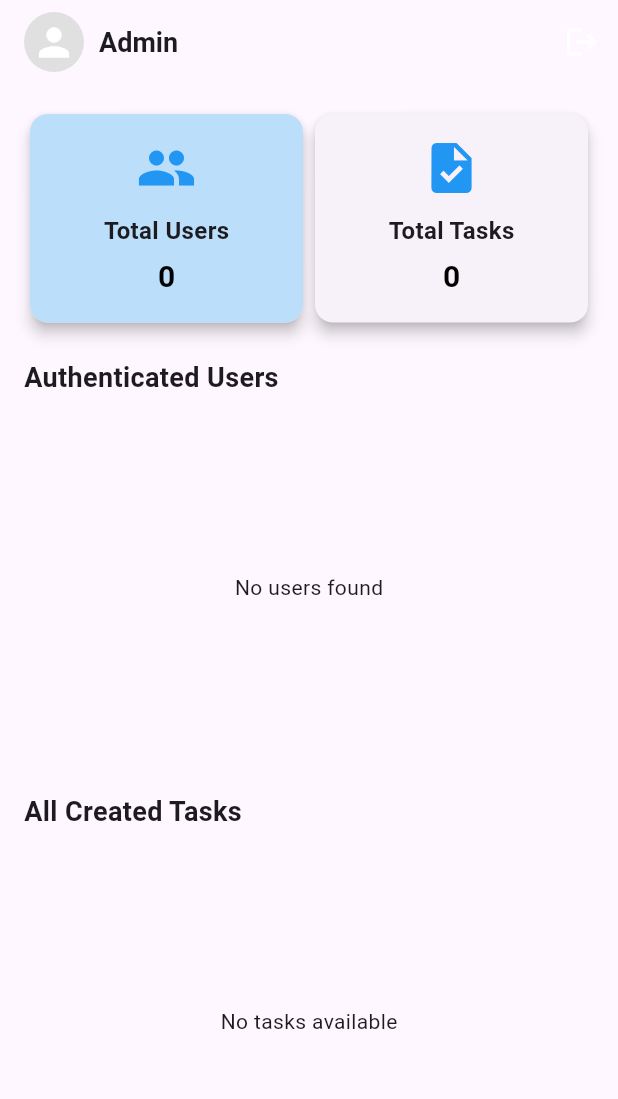
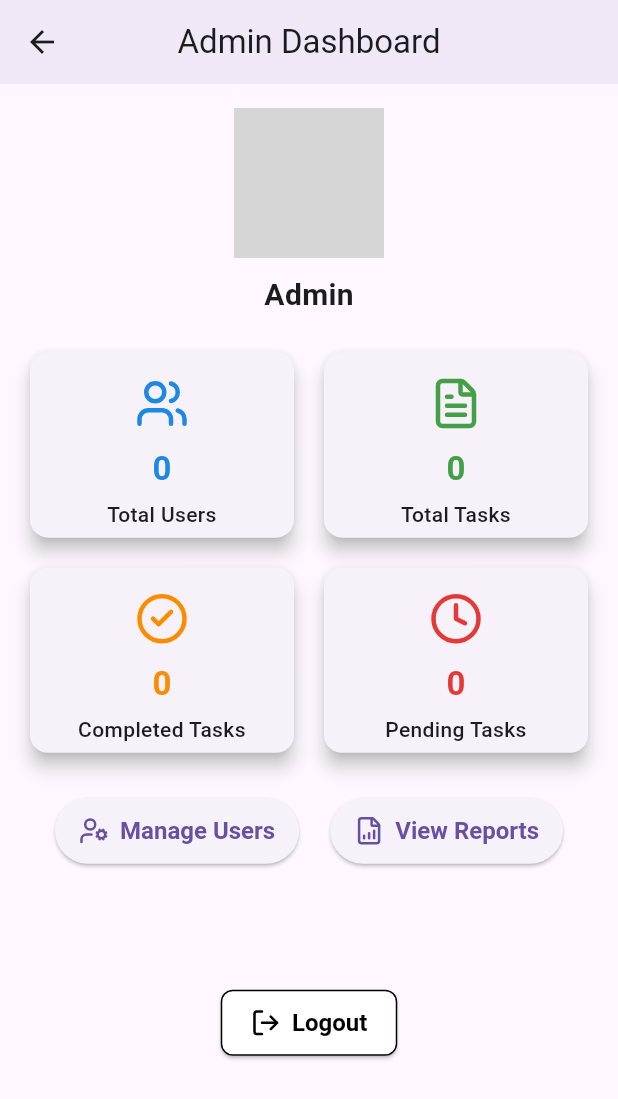
Before and after one commit to danielcyudoncy/task, a Flutter app: the AdminDashboardScreen screen opened by its route, on a phone screen of 412 x 824 dp. Shown: the top 1099 px of the screen. Run offline on Flutter 3.47's test engine with Material 3 defaults, Android fonts, the phone set to English and light mode, and no system bars; our stand-ins replace cloud_firestore, firebase_auth, firebase_core, firebase_messaging, firebase_storage, flutter_dotenv and 4 more; accounts and stored records are empty; grey boxes are pictures that could not be loaded.

Commit message:
updated the admin screen

```diff
--- /dev/null
+++ b/lib/controllers/admin_controller.dart
@@ -0,0 +1,79 @@
+// controllers/admin_controller.dart
+import 'package:cloud_firestore/cloud_firestore.dart';
+import 'package:firebase_auth/firebase_auth.dart';
+import 'package:get/get.dart';
+
+class AdminController extends GetxController {
+  final FirebaseAuth _auth = FirebaseAuth.instance;
+  final FirebaseFirestore _firestore = FirebaseFirestore.instance;
+
+  var isLoading = false.obs;
+  var totalUsers = 0.obs;
+  var totalTasks = 0.obs;
+  var completedTasks = 0.obs;
+  var pendingTasks = 0.obs;
+
+  final RxString adminName = "".obs;
+  final RxString adminPhotoUrl = "".obs;
+  final RxList<String> userNames = <String>[].obs;
+  final RxList<String> taskTitles = <String>[].obs;
+  final RxList<String> completedTaskTitles = <String>[].obs;
+  final RxList<String> pendingTaskTitles = <String>[].obs;
+
+  @override
+  void onInit() {
+    super.onInit();
+    fetchAdminDetails(); // Fetch admin name & profile picture
+    fetchDashboardStats(); // Fetch real-time dashboard stats
+  }
+
+  // ✅ Fetch Admin's Name & Photo from Firestore
+  void fetchAdminDetails() async {
+    final User? user = _auth.currentUser;
+    if (user != null) {
+      final DocumentSnapshot adminSnapshot =
+          await _firestore.collection('users').doc(user.uid).get();
+
+      if (adminSnapshot.exists) {
+        adminName.value = adminSnapshot['name'] ?? "Admin";
+        adminPhotoUrl.value = adminSnapshot['photoUrl'] ?? "";
+      }
+    }
+  }
+
+  // ✅ Fetch Real-Time Dashboard Stats
+  void fetchDashboardStats() {
+    // Total Users Count
+    _firestore.collection('users').snapshots().listen((snapshot) {
+      totalUsers.value = snapshot.size;
+    });
+
+    // Total Tasks Count
+    _firestore.collection('tasks').snapshots().listen((snapshot) {
+      totalTasks.value = snapshot.size;
+      taskTitles.assignAll(snapshot.docs.map((doc) => doc['title'].toString()));
+    });
+
+    // Completed Tasks Count
+    _firestore
+        .collection('tasks')
+        .where('status', isEqualTo: 'completed')
+        .snapshots()
+        .listen((snapshot) {
+      completedTasks.value = snapshot.size;
+      completedTaskTitles
+          .assignAll(snapshot.docs.map((doc) => doc['title'].toString()));
+    });
+
+    // Pending Tasks Count
+    _firestore
+        .collection('tasks')
+        .where('status', isEqualTo: 'pending')
+        .snapshots()
+        .listen((snapshot) {
+      pendingTasks.value = snapshot.size;
+      pendingTaskTitles
+          .assignAll(snapshot.docs.map((doc) => doc['title'].toString()));
+    });
+  }
+}
--- a/lib/main.dart
+++ b/lib/main.dart
@@ -3,6 +3,7 @@ import 'package:firebase_core/firebase_core.dart';
 import 'package:flutter/material.dart';
 import 'package:get/get.dart';
 import 'package:flutter_dotenv/flutter_dotenv.dart'; // ✅ Securely load .env variables
+import 'package:task/controllers/admin_controller.dart';
 import 'package:task/controllers/auth_controller.dart';
 import 'package:task/firebase_options.dart';
 import 'package:task/myApp.dart';
@@ -22,6 +23,7 @@ Future<void> main() async {
     // ✅ Ensure AuthController is initialized
     final authController = Get.put(AuthController());
     await authController.loadUserData(); // ✅ Load user data after login
+    Get.put(AdminController());
 
     runApp(const MyApp());
   } catch (e) {
--- a/lib/routes/app_routes.dart
+++ b/lib/routes/app_routes.dart
@@ -9,7 +9,8 @@ import 'package:task/views/signup_screen.dart';
 import 'package:task/views/task_assignment_screen.dart';
 import 'package:task/views/task_creation_screen.dart';
 import 'package:task/views/task_list_screen.dart';
-import 'package:task/views/splash_screen.dart'; // ✅ Added missing SplashScreen
+import 'package:task/views/splash_screen.dart';
+import 'package:task/views/manage_users_screen.dart'; // ✅ Added Manage Users Screen
 
 class AppRoutes {
   static final routes = [
@@ -20,8 +21,13 @@ class AppRoutes {
     GetPage(name: "/profile-update", page: () => const ProfileUpdateScreen()),
     GetPage(name: "/task-creation", page: () => TaskCreationScreen()),
     GetPage(name: "/task-list", page: () => TaskListScreen()),
-    GetPage(name: "/task-assignment", page: () => TaskAssignmentScreen()), // ✅ Fixed route name
+    GetPage(
+        name: "/task-assignment",
+        page: () => TaskAssignmentScreen()), // ✅ Fixed route name
     GetPage(name: "/notifications", page: () => NotificationScreen()),
-    GetPage(name: "/admin-dashboard", page: ()=> AdminDashboardScreen())
+    GetPage(name: "/admin-dashboard", page: () => AdminDashboardScreen()),
+    GetPage(
+        name: "/manage-users",
+        page: () => ManageUsersScreen()), // ✅ Added Manage Users Screen
   ];
 }
--- a/lib/views/admin_dashboard_screen.dart
+++ b/lib/views/admin_dashboard_screen.dart
@@ -1,142 +1,149 @@
+// views/admin_dashboard_screen.dart
 import 'package:flutter/material.dart';
 import 'package:get/get.dart';
-import '../controllers/user_controller.dart';
-import '../controllers/task_controller.dart';
-import '../controllers/auth_controller.dart';
+import 'package:lucide_icons/lucide_icons.dart';
+import 'package:firebase_auth/firebase_auth.dart';
+import '../controllers/admin_controller.dart';
 
 class AdminDashboardScreen extends StatelessWidget {
-  final UserController userController = Get.put(UserController());
-  final TaskController taskController = Get.put(TaskController());
-  final AuthController authController = Get.find<AuthController>();
+  AdminDashboardScreen({super.key});
 
-  final RxBool isClicked = false.obs; // ✅ Track Card Click State
-
-  AdminDashboardScreen({super.key});
+  final AdminController adminController = Get.find<AdminController>();
 
   @override
   Widget build(BuildContext context) {
     return Scaffold(
       appBar: AppBar(
-        automaticallyImplyLeading: false, // ✅ Removes back icon
-        title: Row(
+        title: const Text("Admin Dashboard"),
+        centerTitle: true,
+        elevation: 4,
+      ),
+      body: SingleChildScrollView(
+        padding: const EdgeInsets.all(16.0),
+        child: Column(
           children: [
-            // ✅ Display Admin Profile Picture
-            Obx(() {
-              return CircleAvatar(
-                radius: 20,
-                backgroundColor: Colors.grey[300],
-                backgroundImage: authController.profilePic.value.isNotEmpty
-                    ? NetworkImage(authController.profilePic.value)
-                    : null,
-                child: authController.profilePic.value.isEmpty
-                    ? const Icon(Icons.person, size: 30, color: Colors.white)
-                    : null,
-              );
-            }),
-            const SizedBox(width: 10),
-
-            // ✅ Display Admin Name
-            Obx(() => Text(
-                  authController.fullName.value.isNotEmpty
-                      ? authController.fullName.value
+            // ✅ Admin Profile Picture & Name
+            Center(
+              child: Column(
+                children: [
+                  Obx(
+                    () => CircleAvatar(
+                      radius: 50,
+                      backgroundImage: adminController
+                              .adminPhotoUrl.value.isNotEmpty
+                          ? NetworkImage(adminController.adminPhotoUrl.value)
+                          : const AssetImage("assets/default_avatar.png")
+                              as ImageProvider,
+                    ),
+                  ),
+                  const SizedBox(height: 10),
+                  Obx(
+                    () => Text(
+                      adminController.adminName.value.isNotEmpty
+                          ? adminController.adminName.value
                           : "Admin",
-                  style: const TextStyle(fontSize: 18, fontWeight: FontWeight.bold),
-                )),
-          ],
+                      style: const TextStyle(
+                        fontSize: 20,
+                        fontWeight: FontWeight.bold,
                       ),
-        actions: [
-          IconButton(
-            icon: const Icon(Icons.logout, color: Colors.white),
-            onPressed: () {
-              authController.logout();
-              Get.offAllNamed("/login"); // ✅ Redirect to Login Screen
-            },
+                    ),
                   ),
                 ],
               ),
-      body: Padding(
-        padding: const EdgeInsets.all(16.0),
-        child: Column(
-          crossAxisAlignment: CrossAxisAlignment.start,
-          children: [
-            // ✅ Overview Cards
-            Row(
-              mainAxisAlignment: MainAxisAlignment.spaceBetween,
-              children: [
-                Obx(() => _buildClickableCard(
-                      "Total Users",
-                      userController.allUsers.length.toString(),
-                      Icons.people,
-                      () => _handleCardClick(context),
-                      isClicked.value,
-                    )),
-                Obx(() => _buildInfoCard(
-                      "Total Tasks",
-                      taskController.tasks.length.toString(),
-                      Icons.task,
-                    )),
-              ],
             ),
 
             const SizedBox(height: 20),
 
-            // ✅ List of Authenticated Users
-            const Text(
-              "Authenticated Users",
-              style: TextStyle(fontSize: 18, fontWeight: FontWeight.bold),
+            // ✅ Statistics Cards
+            Obx(() {
+              if (adminController.isLoading.value) {
+                return const Center(child: CircularProgressIndicator());
+              }
+
+              return GridView.count(
+                shrinkWrap: true,
+                physics: const NeverScrollableScrollPhysics(),
+                crossAxisCount: 2,
+                crossAxisSpacing: 12,
+                mainAxisSpacing: 12,
+                childAspectRatio: 1.4,
+                children: [
+                  _buildStatCard(
+                    title: "Total Users",
+                    count: adminController.totalUsers.value,
+                    icon: LucideIcons.users,
+                    color: Colors.blue.shade600,
+                    onTap: () => _showDetailsDialog(
+                        "Total Users", adminController.userNames),
                   ),
-            Expanded(
-              child: Obx(() {
-                if (userController.allUsers.isEmpty) {
-                  return const Center(child: Text("No users found"));
-                }
-                return ListView.builder(
-                  itemCount: userController.allUsers.length,
-                  itemBuilder: (context, index) {
-                    var user = userController.allUsers[index];
-                    return Card(
-                      child: ListTile(
-                        title: Text(user["name"]),
-                        subtitle: Text("Role: ${user["role"]}"),
+                  _buildStatCard(
+                    title: "Total Tasks",
+                    count: adminController.totalTasks.value,
+                    icon: LucideIcons.fileText,
+                    color: Colors.green.shade600,
+                    onTap: () => _showDetailsDialog(
+                        "Total Tasks", adminController.taskTitles),
                   ),
-                    );
-                  },
+                  _buildStatCard(
+                    title: "Completed Tasks",
+                    count: adminController.completedTasks.value,
+                    icon: LucideIcons.checkCircle2,
+                    color: Colors.orange.shade600,
+                    onTap: () => _showDetailsDialog(
+                        "Completed Tasks", adminController.completedTaskTitles),
+                  ),
+                  _buildStatCard(
+                    title: "Pending Tasks",
+                    count: adminController.pendingTasks.value,
+                    icon: LucideIcons.clock,
+                    color: Colors.red.shade600,
+                    onTap: () => _showDetailsDialog(
+                        "Pending Tasks", adminController.pendingTaskTitles),
+                  ),
+                ],
               );
             }),
+
+            const SizedBox(height: 24),
+
+            // ✅ Action Buttons
+            Row(
+              mainAxisAlignment: MainAxisAlignment.spaceEvenly,
+              children: [
+                _buildActionButton(
+                  label: "Manage Users",
+                  icon: LucideIcons.userCog,
+                  onPressed: () => Get.toNamed("/manage-users"),
+                ),
+                _buildActionButton(
+                  label: "View Reports",
+                  icon: LucideIcons.fileBarChart,
+                  onPressed: () => Get.toNamed("/reports"),
+                ),
+              ],
             ),
 
-            const SizedBox(height: 10),
+            const SizedBox(height: 80),
 
-            // ✅ List of Created Tasks
-            const Text(
-              "All Created Tasks",
-              style: TextStyle(fontSize: 18, fontWeight: FontWeight.bold),
+            // ✅ Logout Button
+            ElevatedButton.icon(
+              style: ElevatedButton.styleFrom(
+                padding:
+                    const EdgeInsets.symmetric(vertical: 12, horizontal: 20),
+                backgroundColor: Colors.white,
+                foregroundColor: Colors.black,
+                shape: RoundedRectangleBorder(
+                  borderRadius: BorderRadius.circular(8),
+                  side: const BorderSide(color: Colors.black),
                 ),
-            Expanded(
-              child: Obx(() {
-                if (taskController.tasks.isEmpty) {
-                  return const Center(child: Text("No tasks available"));
-                }
-                return ListView.builder(
-                  itemCount: taskController.tasks.length,
-                  itemBuilder: (context, index) {
-                    var task = taskController.tasks[index];
-                    return Card(
-                      child: ListTile(
-                        title: Text(task.title),
-                        subtitle: Column(
-                          crossAxisAlignment: CrossAxisAlignment.start,
-                          children: [
-                            Text("Created by: ${task.createdBy}"),
-                            Text("Assigned to Reporter: ${task.assignedReporter ?? "Not Assigned"}"),
-                            Text("Assigned to Cameraman: ${task.assignedCameraman ?? "Not Assigned"}"),
-                          ],
+                textStyle:
+                    const TextStyle(fontSize: 16, fontWeight: FontWeight.bold),
               ),
-                      ),
-                    );
-                  },
-                );
-              }),
+              onPressed: _logout,
+              icon:
+                  const Icon(LucideIcons.logOut, size: 20, color: Colors.black),
+              label:
+                  const Text("Logout", style: TextStyle(color: Colors.black)),
             ),
           ],
         ),
@@ -144,52 +151,57 @@ class AdminDashboardScreen extends StatelessWidget {
     );
   }
 
-  // ✅ Clickable "Total Users" Card with Color Change
-  Widget _buildClickableCard(String title, String value, IconData icon, VoidCallback onTap, bool clicked) {
-    return Expanded(
-      child: GestureDetector(
+  // ✅ Logout Function
+  void _logout() async {
+    try {
+      await FirebaseAuth.instance.signOut();
+      Get.offAllNamed("/login");
+    } catch (e) {
+      Get.snackbar(
+        "Error",
+        "Failed to logout. Try again.",
+        snackPosition: SnackPosition.BOTTOM,
+        backgroundColor: Colors.red,
+        colorText: Colors.white,
+      );
+    }
+  }
+
+  // ✅ Builds Stat Cards
+  Widget _buildStatCard({
+    required String title,
+    required int count,
+    required IconData icon,
+    required Color color,
+    required VoidCallback onTap,
+  }) {
+    return GestureDetector(
       onTap: onTap,
       child: Card(
-          elevation: 4,
-          child: AnimatedContainer(
-            duration: const Duration(milliseconds: 300),
-            curve: Curves.easeInOut,
-            padding: const EdgeInsets.all(16.0),
-            decoration: BoxDecoration(
-              borderRadius: BorderRadius.circular(12),
-              color: clicked ? Colors.blue[400] : Colors.blue[100], // ✅ Changes color when clicked
-            ),
+        elevation: 5,
+        shape: RoundedRectangleBorder(borderRadius: BorderRadius.circular(12)),
+        child: Padding(
+          padding: const EdgeInsets.symmetric(vertical: 16, horizontal: 12),
           child: Column(
             mainAxisAlignment: MainAxisAlignment.center,
             children: [
-                Icon(icon, size: 40, color: Colors.blue),
+              Icon(icon, size: 36, color: color),
               const SizedBox(height: 10),
-                Text(title, style: const TextStyle(fontSize: 16, fontWeight: FontWeight.bold)),
-                const SizedBox(height: 5),
-                Text(value, style: const TextStyle(fontSize: 20, fontWeight: FontWeight.bold, color: Colors.black)),
-              ],
+              Text(
+                "$count",
+                style: TextStyle(
+                  fontSize: 22,
+                  fontWeight: FontWeight.bold,
+                  color: color,
                 ),
               ),
+              const SizedBox(height: 5),
+              Text(
+                title,
+                style:
+                    const TextStyle(fontSize: 14, fontWeight: FontWeight.w500),
+                textAlign: TextAlign.center,
               ),
-      ),
-    );
-  }
-
-  // ✅ Normal Info Card for Total Tasks
-  Widget _buildInfoCard(String title, String value, IconData icon) {
-    return Expanded(
-      child: Card(
-        elevation: 4,
-        child: Padding(
-          padding: const EdgeInsets.all(16.0),
-          child: Column(
-            mainAxisAlignment: MainAxisAlignment.center,
-            children: [
-              Icon(icon, size: 40, color: Colors.blue),
-              const SizedBox(height: 10),
-              Text(title, style: const TextStyle(fontSize: 16, fontWeight: FontWeight.bold)),
-              const SizedBox(height: 5),
-              Text(value, style: const TextStyle(fontSize: 20, fontWeight: FontWeight.bold, color: Colors.black)),
             ],
           ),
         ),
@@ -197,36 +209,27 @@ class AdminDashboardScreen extends StatelessWidget {
     );
   }
 
-  // ✅ Handle Click: Toggle Color & Show Dialog
-  void _handleCardClick(BuildContext context) {
-    isClicked.value = !isClicked.value;
-    _showUsersDialog(context);
-  }
-
-  // ✅ Show Dialog with List of Authenticated Users
-  void _showUsersDialog(BuildContext context) {
+  // ✅ Pop-up Dialog for Showing Details
+  void _showDetailsDialog(String title, RxList<String> items) {
     Get.dialog(
       AlertDialog(
-        title: const Text("Authenticated Users"),
+        title: Text(title),
         content: SizedBox(
           width: double.maxFinite,
-          child: Obx(() {
-            if (userController.allUsers.isEmpty) {
-              return const Center(child: Text("No users found"));
-            }
-            return ListView.builder(
-              shrinkWrap: true,
-              itemCount: userController.allUsers.length,
+          height: 300,
+          child: Obx(
+            () => items.isEmpty
+                ? const Center(child: Text("No data available"))
+                : ListView.builder(
+                    itemCount: items.length,
                     itemBuilder: (context, index) {
-                var user = userController.allUsers[index];
                       return ListTile(
                         leading: const Icon(Icons.person),
-                  title: Text(user["name"]),
-                  subtitle: Text("Role: ${user["role"]}"),
+                        title: Text(items[index]),
                       );
                     },
-            );
-          }),
+                  ),
+          ),
         ),
         actions: [
           TextButton(
@@ -237,4 +240,21 @@ class AdminDashboardScreen extends StatelessWidget {
       ),
     );
   }
+
+  // ✅ Builds Action Buttons
+  Widget _buildActionButton({
+    required String label,
+    required IconData icon,
+    required VoidCallback onPressed,
+  }) {
+    return ElevatedButton.icon(
+      style: ElevatedButton.styleFrom(
+        padding: const EdgeInsets.symmetric(vertical: 12, horizontal: 16),
+        textStyle: const TextStyle(fontSize: 16, fontWeight: FontWeight.bold),
+      ),
+      onPressed: onPressed,
+      icon: Icon(icon, size: 20),
+      label: Text(label),
+    );
   }
+}
--- a/pubspec.yaml
+++ b/pubspec.yaml
@@ -48,6 +48,7 @@ dependencies:
 
   vibration: ^3.1.3
   flutter_dotenv: ^5.2.1
+  lucide_icons: ^0.257.0
 
 dev_dependencies:
   flutter_test:
```
Also changed, not shown: lib/controllers/manage_users_controller.dart (added, +49 -0 lines), lib/views/manage_users_screen.dart (added, +44 -0 lines), pubspec.lock. Lines whose indentation alone changed are shown as unchanged.
